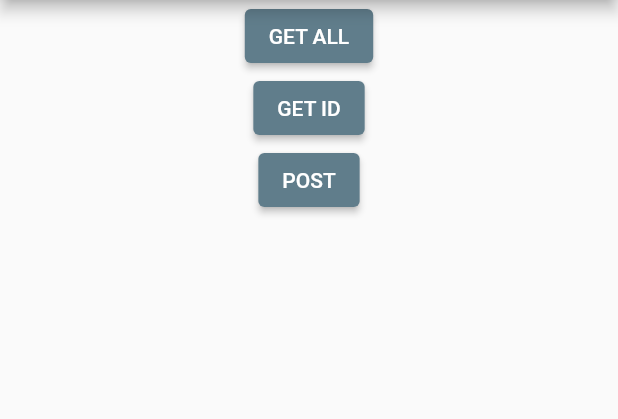
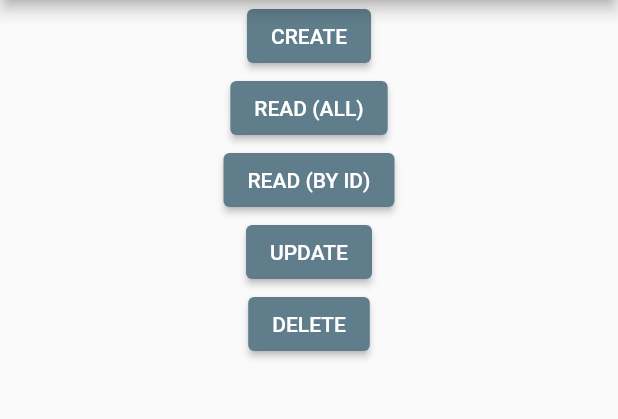
Before and after one commit to paulovgha/todoloo_app, a Flutter app: the screen it shows after launch, on a phone screen of 412 x 824 dp, the part 84-503 px from its top. Run offline on Flutter 3.47's test engine with Material 2 defaults, Android fonts, the phone set to English and light mode, and no system bars.

Commit message:
implent all crud functions working within dart

```diff
--- a/lib/pages/home_page.dart
+++ b/lib/pages/home_page.dart
@@ -17,26 +17,42 @@ class HomePage extends StatelessWidget {
           children: [
             ElevatedButton(
               onPressed: () {
-                print(ToDoController().findAll());
+                print(ToDoController().create());
               },
-              child: Text(
-                'GET ALL',
+              child: const Text(
+                'CREATE',
               ),
             ),
             ElevatedButton(
               onPressed: () {
-                print(ToDoController().findById('636a6ebb75250203e82f4b08'));
+                print(ToDoController().get());
               },
-              child: Text(
-                'GET ID',
+              child: const Text(
+                'READ (ALL)',
               ),
             ),
             ElevatedButton(
               onPressed: () {
-                print(ToDoController().create());
+                print(ToDoController().getById('636a719875250203e82f4b0f'));
               },
-              child: Text(
-                'POST',
+              child: const Text(
+                'READ (BY ID)',
+              ),
+            ),
+            ElevatedButton(
+              onPressed: () {
+                print(ToDoController().update());
+              },
+              child: const Text(
+                'UPDATE',
+              ),
+            ),
+            ElevatedButton(
+              onPressed: () {
+                print(ToDoController().delete('636a719875250203e82f4b0f'));
+              },
+              child: const Text(
+                'DELETE',
               ),
             ),
           ],
```
Also changed, not shown: lib/controllers/crud_controller.dart (+35 -13 lines).
